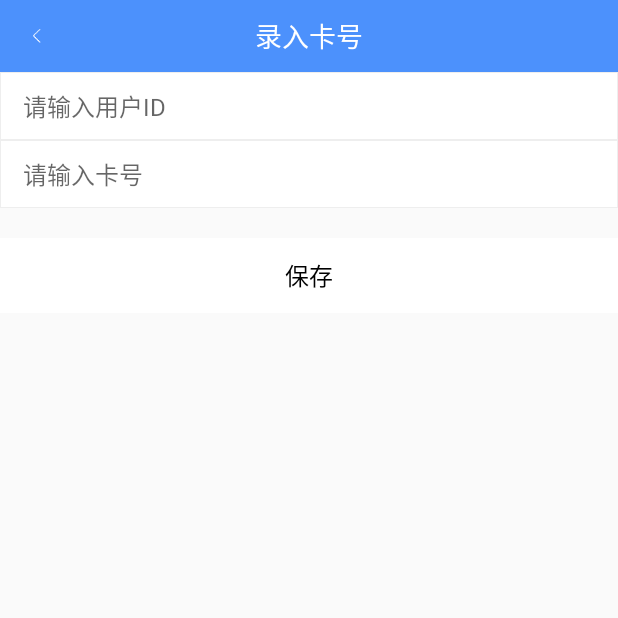
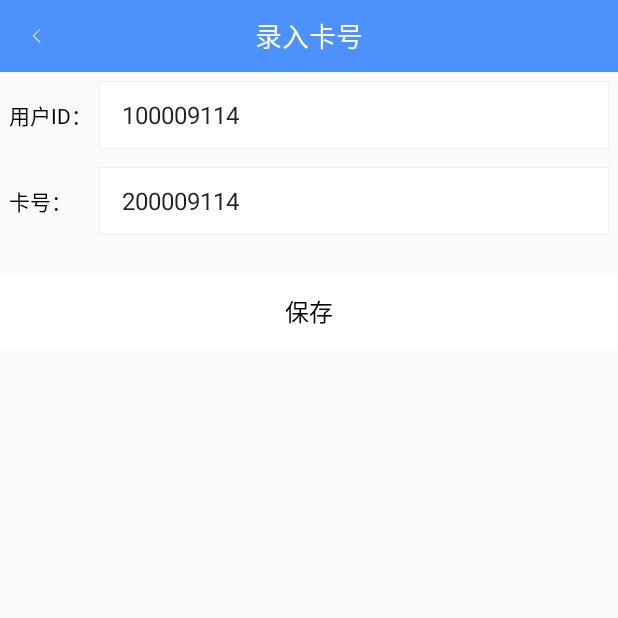
Before and after one commit to jsonhoo/PESSDKDemo, an Android app: the CardInputActivity screen opened directly, with no data from a screen before it, on a phone screen of 412 x 824 dp, the top half of it. Run offline under Robolectric (Android 15) with nearby library versions, the phone set to English and light mode, and no system bars.

Commit message:
添加卡号录入和卡号列表展示

```diff
--- a/app/src/main/AndroidManifest.xml
+++ b/app/src/main/AndroidManifest.xml
@@ -64,9 +64,9 @@
         <activity android:name=".ServerConfigActivity" />
         <activity android:name=".UserManageActivity" />
 
-        <activity android:name=".CardActivity" />
+        <activity android:name=".CardInputActivity" />
         <activity android:name=".FaceInputActivity" />
-        <activity android:name=".CardRecordActivity" />
+        <activity android:name=".CardManagerActivity" />
         <activity android:name=".DeviceControlActivity" />
         <activity android:name=".FaceManagerActivity" />
         <activity android:name=".CardRecognitionRecordActivity" />
--- a/app/src/main/java/ai/pensees/sdkdemo/DeviceControlActivity.java
+++ b/app/src/main/java/ai/pensees/sdkdemo/DeviceControlActivity.java
@@ -44,13 +44,13 @@ public class DeviceControlActivity extends AppCompatActivity implements View.OnC
             Intent intent = new Intent(DeviceControlActivity.this, FaceManagerActivity.class);
             startActivity(intent);
         } else if (v.getId() == R.id.tv_card) {
-            Intent intent = new Intent(DeviceControlActivity.this, CardRecordActivity.class);
+            Intent intent = new Intent(DeviceControlActivity.this, CardManagerActivity.class);
             startActivity(intent);
         } else if (v.getId() == R.id.tv_face_record) {
             Intent intent = new Intent(DeviceControlActivity.this, FaceRecognitionRecordActivity.class);
             startActivity(intent);
         } else if (v.getId() == R.id.tv_card_record) {
-            Intent intent = new Intent(DeviceControlActivity.this, CardRecordActivity.class);
+            Intent intent = new Intent(DeviceControlActivity.this, CardManagerActivity.class);
             startActivity(intent);
         }
     }
--- a/app/src/main/java/ai/pensees/sdkdemo/FaceManagerActivity.java
+++ b/app/src/main/java/ai/pensees/sdkdemo/FaceManagerActivity.java
@@ -14,6 +14,7 @@ import ai.pensees.sdkdemo.utils.DaoManager;
 import ai.pensees.sdkdemo.widget.TitleView;
 import androidx.annotation.Nullable;
 import androidx.appcompat.app.AppCompatActivity;
+import androidx.recyclerview.widget.DividerItemDecoration;
 import androidx.recyclerview.widget.LinearLayoutManager;
 import androidx.recyclerview.widget.RecyclerView;
 
@@ -55,6 +56,7 @@ public class FaceManagerActivity extends AppCompatActivity {
 
         deviceMac = getIntent().getStringExtra("deviceMac");
         rv_face_list = findViewById(R.id.rv_face_list);
+        rv_face_list.addItemDecoration(new DividerItemDecoration(this, DividerItemDecoration.VERTICAL));
 
         //创建布局管理器，垂直设置LinearLayoutManager.VERTICAL，水平设置LinearLayoutManager.HORIZONTAL
         mLinearLayoutManager = new LinearLayoutManager(this, LinearLayoutManager.VERTICAL, false);
--- a/app/src/main/java/ai/pensees/sdkdemo/SettingActivity.java
+++ b/app/src/main/java/ai/pensees/sdkdemo/SettingActivity.java
@@ -63,7 +63,7 @@ public class SettingActivity extends AppCompatActivity implements View.OnClickLi
                 startActivity(intent);
                 break;
             case R.id.itemview_card_record:
-                intent = new Intent(SettingActivity.this, CardRecordActivity.class);
+                intent = new Intent(SettingActivity.this, CardManagerActivity.class);
                 startActivity(intent);
                 break;
             case R.id.itemview_config_network:
--- a/app/src/main/java/ai/pensees/sdkdemo/face/FaceHelper.kt
+++ b/app/src/main/java/ai/pensees/sdkdemo/face/FaceHelper.kt
@@ -41,6 +41,7 @@ object FaceHelper {
         initThread()
         mIsInit = true
         mCameraView = cameraView
+        Log.d(HomeActivity.TAG, "add Camera Listener")
         mCameraView!!.addCameraListener(mCameraListener)
         mTimer.schedule(object : TimerTask() {
             override fun run() {
@@ -50,7 +51,7 @@ object FaceHelper {
                 }
             }
 
-        }, 3000, 1200)
+        }, 3000, 2000)
     }
 
     private fun initThread() {
@@ -157,7 +158,7 @@ object FaceHelper {
             return
         }
         Log.d(TAG, "open Door")
-        IflytekHelper.speaking(PessApplication.getApplication(), "识别成功，已开门")
+        IflytekHelper.speaking(PessApplication.getApplication(), "识别成功")
         mDoorIsOpen = true
         mHandler?.postDelayed({
             mDoorIsOpen = false
@@ -171,6 +172,7 @@ object FaceHelper {
         mHandler?.removeCallbacks(mCompareRunnable)
         mHandler?.removeCallbacks(mTakePictureRunnable)
         mCameraView?.removeCameraListener(mCameraListener)
+        Log.d(HomeActivity.TAG, "remove Camera Listener")
         mHandlerThread?.quitSafely()
         mHandlerThread = null
         mHandler = null
--- a/app/src/main/res/layout/activity_card_input.xml
+++ b/app/src/main/res/layout/activity_card_input.xml
@@ -9,25 +9,55 @@
         android:layout_width="match_parent"
         android:layout_height="wrap_content" />
 
+    <LinearLayout
+        android:layout_width="match_parent"
+        android:layout_height="wrap_content"
+        android:orientation="horizontal"
+        android:padding="6dp">
+
+        <TextView
+            android:layout_width="60dp"
+            android:layout_height="wrap_content"
+            android:layout_gravity="center_vertical"
+            android:text="用户ID："
+            android:textColor="@android:color/black" />
+
         <EditText
             android:id="@+id/et_userid"
             android:layout_width="match_parent"
             android:layout_height="@dimen/item_height"
             android:background="@drawable/item_selector"
-        android:textSize="16sp"
             android:hint="请输入用户ID"
             android:paddingLeft="15dp"
-        android:paddingRight="15dp" />
+            android:paddingRight="15dp"
+            android:text="100009114"
+            android:textSize="16sp" />
+    </LinearLayout>
+
+    <LinearLayout
+        android:layout_width="match_parent"
+        android:layout_height="wrap_content"
+        android:orientation="horizontal"
+        android:padding="6dp">
+
+        <TextView
+            android:layout_width="60dp"
+            android:layout_height="wrap_content"
+            android:layout_gravity="center_vertical"
+            android:text="卡号："
+            android:textColor="@android:color/black" />
 
         <EditText
-        android:textSize="16sp"
             android:id="@+id/et_card"
             android:layout_width="match_parent"
             android:layout_height="@dimen/item_height"
             android:background="@drawable/item_selector"
             android:hint="请输入卡号"
             android:paddingLeft="15dp"
-        android:paddingRight="15dp" />
+            android:paddingRight="15dp"
+            android:text="200009114"
+            android:textSize="16sp" />
+    </LinearLayout>
 
     <TextView
         android:id="@+id/tv_save"
@@ -35,6 +65,7 @@
         android:layout_height="50dp"
         android:layout_marginTop="20dp"
         android:background="@android:color/white"
+        android:foreground="@drawable/home_btn_pressed_foreground"
         android:gravity="center"
         android:text="保存"
         android:textColor="@android:color/black"
--- a/app/src/main/res/layout/grid_work.xml
+++ b/app/src/main/res/layout/grid_work.xml
@@ -23,6 +23,7 @@
             android:layout_width="0dp"
             android:layout_height="80dp"
             android:layout_weight="1"
+            android:background="@drawable/tv_bg"
             android:foreground="@drawable/home_btn_pressed_foreground"
             android:gravity="center"
             android:text="人脸管理"
@@ -35,6 +36,7 @@
             android:layout_height="80dp"
             android:layout_marginLeft="10dp"
             android:layout_weight="1"
+            android:background="@drawable/tv_bg"
             android:foreground="@drawable/home_btn_pressed_foreground"
             android:gravity="center"
             android:text="卡号"
@@ -54,6 +56,7 @@
             android:layout_width="0dp"
             android:layout_height="80dp"
             android:layout_weight="1"
+            android:background="@drawable/tv_bg"
             android:foreground="@drawable/home_btn_pressed_foreground"
             android:gravity="center"
             android:text="人脸识别记录"
@@ -66,6 +69,7 @@
             android:layout_height="80dp"
             android:layout_marginLeft="10dp"
             android:layout_weight="1"
+            android:background="@drawable/tv_bg"
             android:foreground="@drawable/home_btn_pressed_foreground"
             android:gravity="center"
             android:text="刷卡记录"
```
Also changed, not shown: app/src/main/java/ai/pensees/sdkdemo/CardInputActivity.java (renamed from app/src/main/java/ai/pensees/sdkdemo/CardActivity.java, +15 -2 lines), app/src/main/java/ai/pensees/sdkdemo/CardManagerActivity.java (renamed from app/src/main/java/ai/pensees/sdkdemo/CardRecordActivity.java, +24 -7 lines), app/src/main/java/ai/pensees/sdkdemo/adapter/CardListAdapter.java (added, +69 -0 lines), app/src/main/java/ai/pensees/sdkdemo/model/CardModel.java (added, +75 -0 lines). Lines whose indentation alone changed are shown as unchanged.
